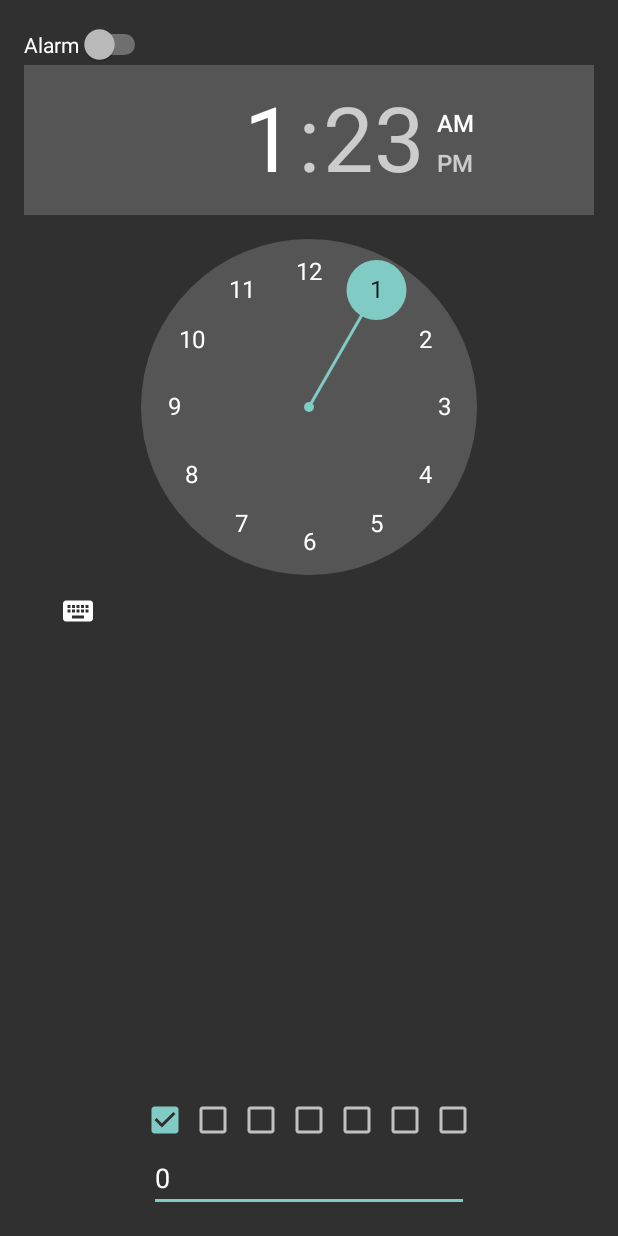
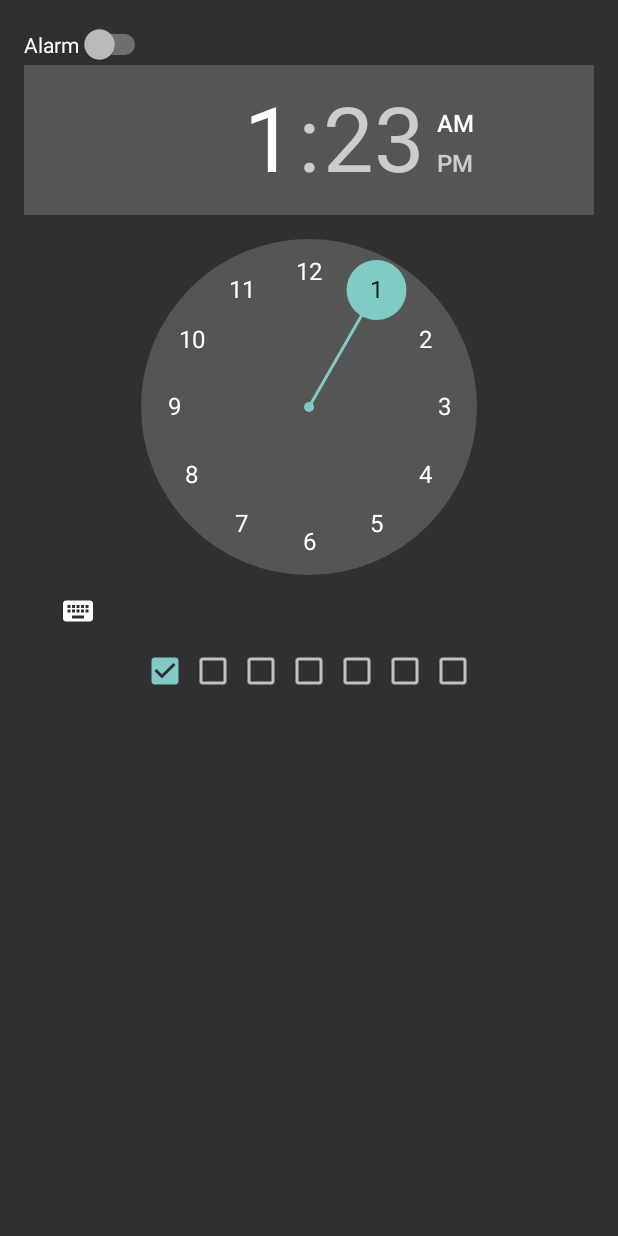
Before and after one commit to kazuooooo/NidoneAlarm, an Android app: the screen it shows after launch (Setting), after a tap on an icon or button, on a phone screen of 412 x 824 dp. Run offline under Robolectric (Android 15) with nearby library versions, the phone set to English and light mode, and no system bars; 1 other tap on this screen came first.

Commit message:
timer settting move to home

```diff
--- a/MyNidoneAlarm/app/src/main/java/com/example/matsumotokazuya/mynidonealarm/AlarmHome.java
+++ b/MyNidoneAlarm/app/src/main/java/com/example/matsumotokazuya/mynidonealarm/AlarmHome.java
@@ -59,12 +59,7 @@ public class AlarmHome extends AppCompatActivity {
     @Override
     protected void onResume(){
         super.onResume();
-        Log.d("my", "onresume");
-        //タイマーのボタンに反映
-        timerButton.setText((CharSequence) String.valueOf(SettingValues.settingTime));
-        //内部的な時間にも設定
-        minutes =SettingValues.settingTime;
-        seconds = minutes*60;
+
         //初回起動じゃなければアラームを設定
         if(SettingValues.isAlarmSet){
         SetAlarms();
@@ -104,7 +99,11 @@ public class AlarmHome extends AppCompatActivity {
     }
 
     public void OnStartTimer(View view){
-
+        //タイマーの値を取得
+        int timerSettingMinutes = Integer.parseInt(((EditText)findViewById(R.id.TimerSettingText)).getText().toString());
+        //内部的な時間にも設定
+        minutes = timerSettingMinutes;
+        seconds = minutes*60;
         //タイマーインスタンスを作成
         this.mainTimer = new Timer();
         //タスククラスインスタンスを作成
--- a/MyNidoneAlarm/app/src/main/java/com/example/matsumotokazuya/mynidonealarm/Setting.java
+++ b/MyNidoneAlarm/app/src/main/java/com/example/matsumotokazuya/mynidonealarm/Setting.java
@@ -53,7 +53,6 @@ public class Setting extends AppCompatActivity {
     SettingValues.isAlarmSet = ((Switch)findViewById(R.id.isAlarmActive)).isChecked();
     //Timerの設定値を保存
     Log.d("Destroy","onpause call");
-    SettingValues.settingTime = Integer.parseInt(timerSettingText.getText().toString());
     SettingValues.alarmTimeHour = ((TimePicker)findViewById(R.id.timePicker)).getCurrentHour();
     SettingValues.alarmTimeMinutes = ((TimePicker)findViewById(R.id.timePicker)).getCurrentMinute();
 
--- a/MyNidoneAlarm/app/src/main/java/com/example/matsumotokazuya/mynidonealarm/SettingValues.java
+++ b/MyNidoneAlarm/app/src/main/java/com/example/matsumotokazuya/mynidonealarm/SettingValues.java
@@ -7,7 +7,6 @@ import java.util.HashMap;
  * Created by matsumotokazuya on 2015/09/13.
  */
 public class SettingValues {
-    public static int settingTime = 0;
     public static boolean isAlarmSet = false;
     public static int alarmTimeHour;
     public static int alarmTimeMinutes;
--- a/MyNidoneAlarm/app/src/main/res/layout/activity_setting.xml
+++ b/MyNidoneAlarm/app/src/main/res/layout/activity_setting.xml
@@ -6,16 +6,6 @@
     android:paddingBottom="@dimen/activity_vertical_margin"
     tools:context="com.example.matsumotokazuya.mynidonealarm.Setting"
     android:id="@+id/rlayout">
-
-    <EditText
-        android:layout_width="wrap_content"
-        android:layout_height="wrap_content"
-        android:inputType="number"
-        android:ems="10"
-        android:id="@+id/SettingTime"
-        android:text="0"
-        android:layout_alignParentBottom="true"
-        android:layout_centerHorizontal="true" />
 
     <Switch
         android:layout_width="wrap_content"
@@ -49,7 +39,6 @@
         android:layout_height="wrap_content"
         android:id="@+id/weekCheck"
         android:gravity="center_horizontal|bottom"
-        android:layout_above="@+id/SettingTime"
         android:layout_alignParentLeft="true"
         android:layout_alignParentStart="true"
         android:layout_below="@+id/timePicker">
```
Also changed, not shown: MyNidoneAlarm/app/src/main/res/layout/activity_alarm_home.xml (+10 -1 lines).
